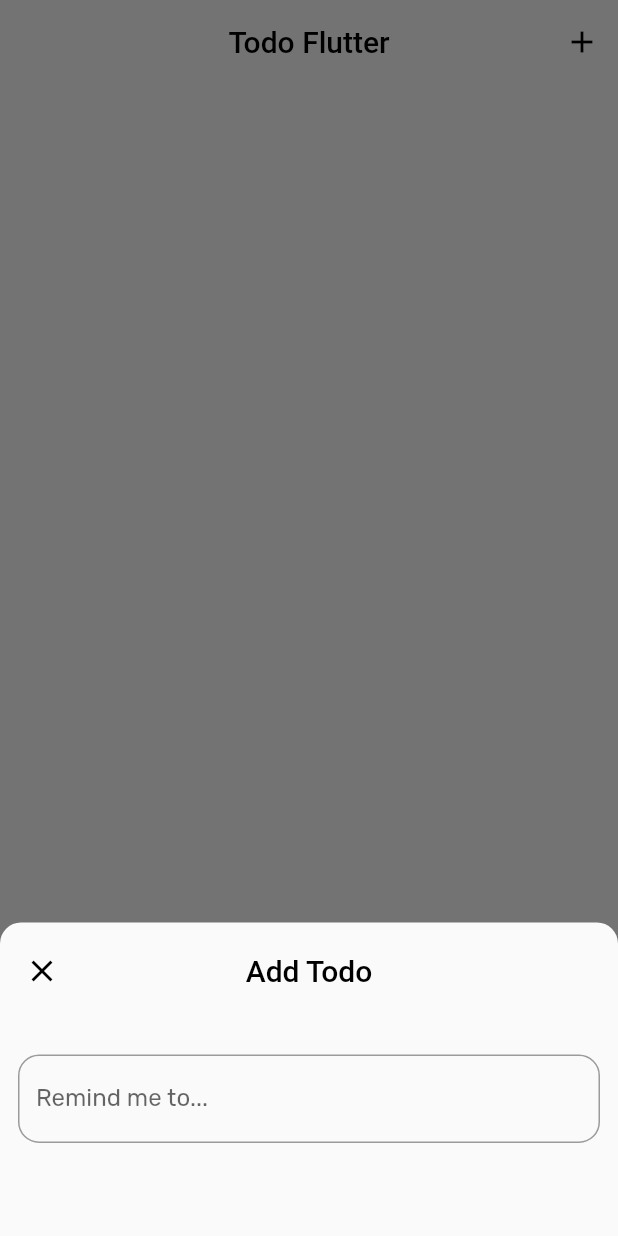
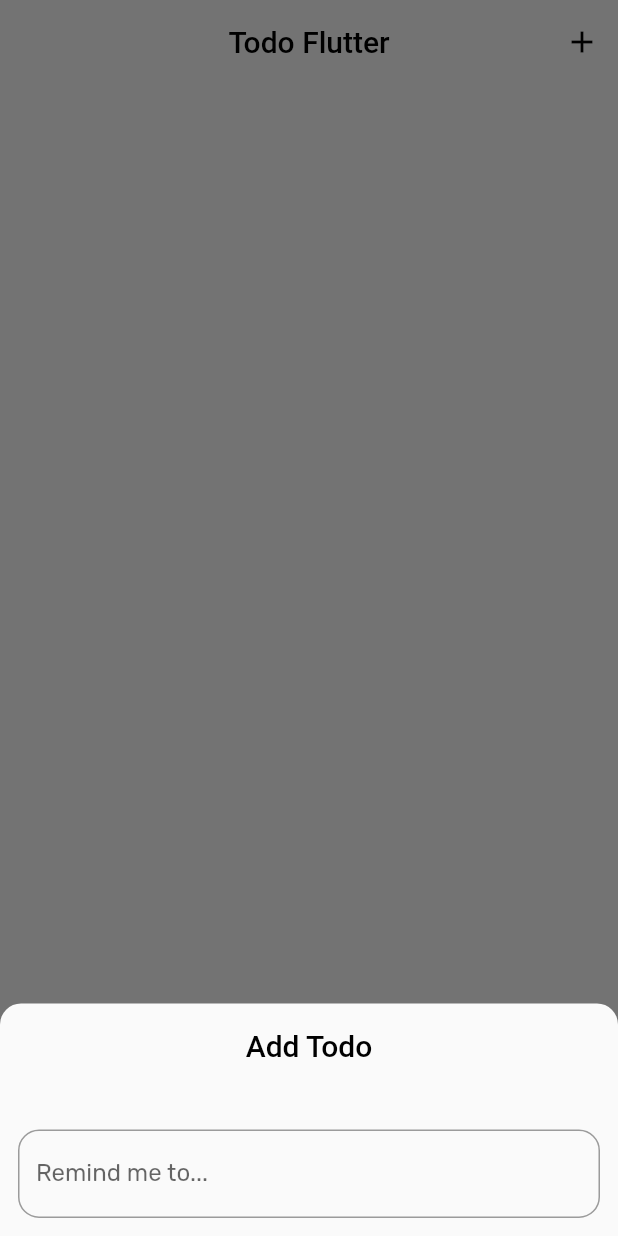
Before and after one commit to chungweileong94/todo_flutter, a Flutter app: the screen it shows after launch, after a tap on the "add" icon, on a phone screen of 412 x 824 dp. Run offline on Flutter 3.47's test engine with Material 2 defaults, Android fonts, the phone set to English and light mode, and no system bars; our stand-ins replace google_fonts.

Commit message:
Improved bottom sheet layout

```diff
--- a/lib/widgets/AddTodoBottomSheet.dart
+++ b/lib/widgets/AddTodoBottomSheet.dart
@@ -2,7 +2,6 @@ import 'package:flutter/material.dart';
 import 'package:provider/provider.dart';
 
 import 'package:todo_flutter/models/TodoModel.dart';
-import 'package:todo_flutter/widgets/FloatingCustomActionButton.dart';
 
 class AddTodoBottomSheet extends StatefulWidget {
   @override
@@ -24,11 +23,7 @@ class _AddTodoBottomSheetState extends State<StatefulWidget> {
   }
 
   @override
-  Widget build(Object context) => Padding(
-        padding: EdgeInsets.only(
-          top: 4,
-          bottom: MediaQuery.of(context).viewInsets.bottom,
-        ),
+  Widget build(Object context) => SafeArea(
         child: Column(
           mainAxisSize: MainAxisSize.min,
           children: <Widget>[
@@ -41,10 +36,7 @@ class _AddTodoBottomSheetState extends State<StatefulWidget> {
               iconTheme: IconThemeData(color: Colors.black),
               backgroundColor: Colors.transparent,
               elevation: 0,
-              leading: IconButton(
-                icon: Icon(Icons.close),
-                onPressed: () => Navigator.pop(context),
-              ),
+              leading: Container(),
               actions: <Widget>[
                 ...(_value.length > 0
                     ? [
@@ -62,7 +54,12 @@ class _AddTodoBottomSheetState extends State<StatefulWidget> {
               ],
             ),
             Padding(
-              padding: const EdgeInsets.all(12).add(EdgeInsets.only(top: 16)),
+              padding: const EdgeInsets.all(12).add(
+                EdgeInsets.only(
+                  top: 16,
+                  bottom: MediaQuery.of(context).viewInsets.bottom,
+                ),
+              ),
               child: TextFormField(
                 autofocus: false,
                 decoration: InputDecoration(
@@ -71,7 +68,6 @@ class _AddTodoBottomSheetState extends State<StatefulWidget> {
                 onChanged: _handleOnValueChanged,
               ),
             ),
-            SizedBox(height: 50)
           ],
         ),
       );
```
